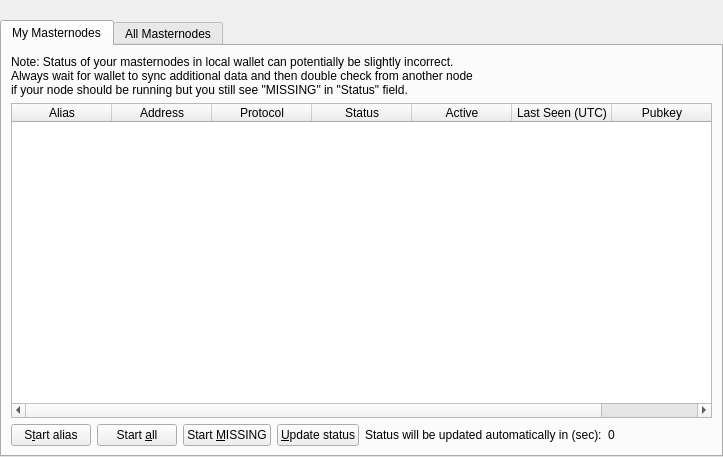
Before: the Qt Designer form src/qt/forms/masternodelist.ui in ZENZO-Ecosystem/ZENZO-Core-Archive, drawn with Qt 5.
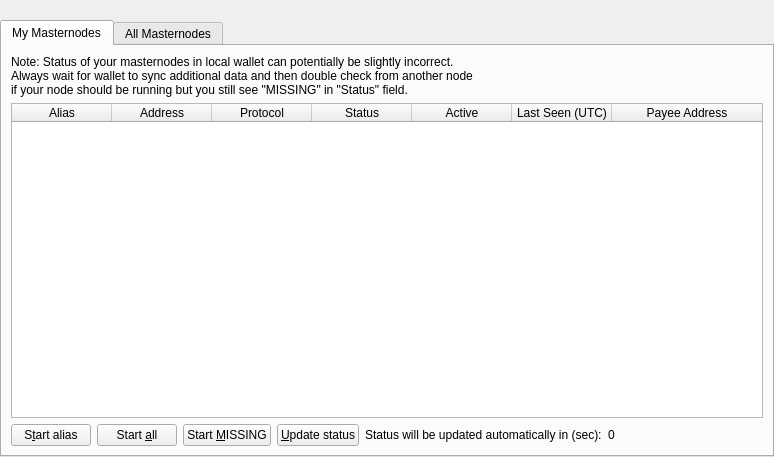
After: the same form once the commit is applied.

Commit message: [Qt] Rename Pubkey to Payee Address

```diff
--- a/src/qt/forms/masternodelist.ui
+++ b/src/qt/forms/masternodelist.ui
@@ -6,7 +6,7 @@
    <rect>
     <x>0</x>
     <y>0</y>
-    <width>723</width>
+    <width>774</width>
     <height>457</height>
    </rect>
   </property>
@@ -38,7 +38,7 @@
        </property>
        <property name="sizeHint" stdset="0">
         <size>
-         <width>make40</width>
+         <width>0</width>
          <height>20</height>
         </size>
        </property>
@@ -171,7 +171,7 @@
              </column>
              <column>
               <property name="text">
-               <string>Pubkey</string>
+               <string>Payee Address</string>
               </property>
              </column>
             </widget>
```
Left out of the diff: 8 changed lines with no effect on the pictures.
